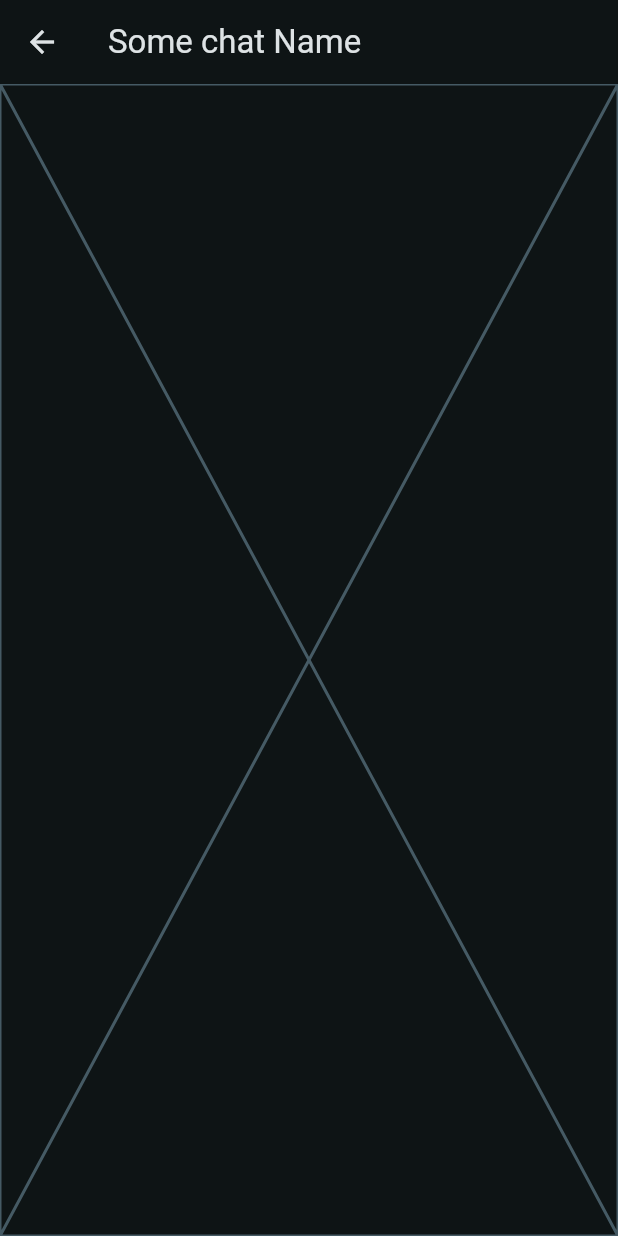
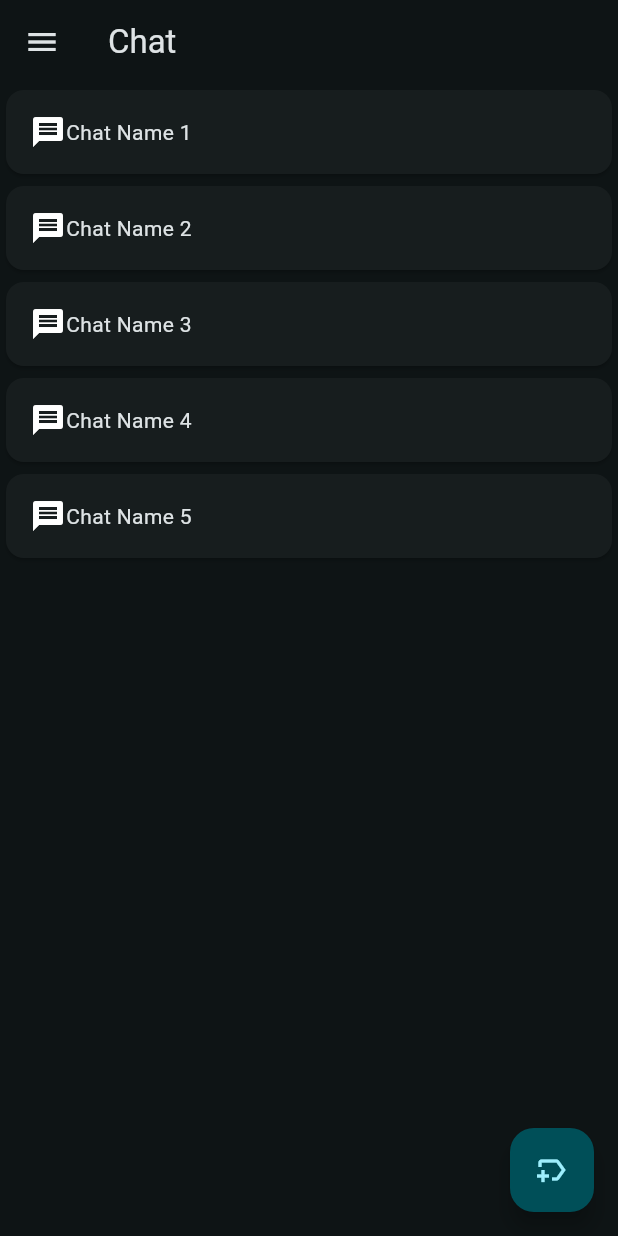
Before and after one commit to q-13t/Apatit, a Flutter app: the screen it shows after launch, on a phone screen of 412 x 824 dp. Run offline on Flutter 3.47's test engine with Material 3 defaults, Android fonts, the phone set to English and light mode, and no system bars.

Commit message:
REF: Naming & structure

```diff
--- a/lib/MainPage/MainPageController.dart
+++ /dev/null
@@ -1,73 +0,0 @@
-import 'package:apatite/MainPage/components/Chat/ChatsController.dart';
-import 'package:apatite/MainPage/components/ControlDrawer.dart';
-import 'package:apatite/utils/Enums.dart';
-import 'package:apatite/utils/Models.dart';
-import 'package:flutter/material.dart';
-
-class MainPageController extends StatefulWidget {
-  const MainPageController({super.key});
-
-  @override
-  State<MainPageController> createState() => _MainPageControllerState();
-}
-
-class _MainPageControllerState extends State<MainPageController> {
-  Pages selectedPage = Pages.chat;
-  final _scaffoldKey = GlobalKey<ScaffoldState>();
-  var chat_data;
-
-  setChatData(chat) {
-    setState(() {
-      chat_data = chat;
-    });
-  }
-
-  changePage(Pages page) {
-    setState(() {
-      selectedPage = page;
-    });
-  }
-
-  getCurrentPage() {
-    switch (selectedPage) {
-      case Pages.chats:
-        return ChatsController(
-          setChatData: setChatData,
-          changePage: changePage,
-        );
-
-      default:
-        return const Placeholder();
-    }
-  }
-
-  @override
-  Widget build(BuildContext context) {
-    return selectedPage == Pages.chat
-        ? Scaffold(
-          key: _scaffoldKey,
-          appBar: AppBar(
-            title: const Text('Some chat Name'),
-            leading: IconButton(
-              onPressed: () => changePage(Pages.chats),
-              icon: Icon(Icons.arrow_back),
-            ),
-          ),
-          body: Placeholder(),
-        )
-        : Scaffold(
-          key: _scaffoldKey,
-          appBar: AppBar(title: const Text('Flutter Demo Home Page')),
-          drawer: ControlDrawer(
-            changePage: changePage,
-            scaffoldKey: _scaffoldKey,
-          ),
-          body: Center(child: getCurrentPage()),
-          floatingActionButton: FloatingActionButton(
-            onPressed: () => changePage(Pages.chats),
-            tooltip: 'Increment',
-            child: const Icon(Icons.new_label_outlined),
-          ),
-        );
-  }
-}
--- /dev/null
+++ b/lib/MainPage/components/Chat/chats_list.dart
@@ -0,0 +1,36 @@
+import 'package:apatite/MainPage/components/Chat/chat_head.dart';
+import 'package:apatite/utils/models.dart';
+import 'package:flutter/material.dart';
+
+class ChatsList extends StatefulWidget {
+  final Function selectChat;
+
+  const ChatsList({super.key, required this.selectChat});
+
+  @override
+  _ChatsListState createState() => _ChatsListState();
+}
+
+class _ChatsListState extends State<ChatsList> {
+  // TODO: Implement Networking chat request
+  var chats = [
+    ChatHeadModel(1, "Chat Name 1"),
+    ChatHeadModel(2, "Chat Name 2"),
+    ChatHeadModel(3, "Chat Name 3"),
+    ChatHeadModel(4, "Chat Name 4"),
+    ChatHeadModel(5, "Chat Name 5"),
+  ];
+
+  @override
+  Widget build(BuildContext context) {
+    return ListView(
+      children: <Widget>[
+        for (var ch in chats)
+          GestureDetector(
+            onTap: () => widget.selectChat(ch),
+            child: Card(child: ChatHead(chat: ch)),
+          ),
+      ],
+    );
+  }
+}
--- a/lib/MainPage/components/ControlDrawer.dart
+++ b/lib/MainPage/components/control_drawer.dart
@@ -1,4 +1,4 @@
-import 'package:apatite/utils/Enums.dart' show Pages;
+import 'package:apatite/utils/enums.dart' show Pages;
 import 'package:flutter/material.dart';
 
 class ControlDrawer extends StatefulWidget {
--- /dev/null
+++ b/lib/MainPage/main_page_controller.dart
@@ -0,0 +1,90 @@
+import 'package:apatite/MainPage/components/Chat/chat_view.dart';
+import 'package:apatite/MainPage/components/Chat/chats_list.dart';
+import 'package:apatite/MainPage/components/control_drawer.dart';
+import 'package:apatite/utils/enums.dart';
+import 'package:flutter/material.dart';
+
+class MainPageController extends StatefulWidget {
+  const MainPageController({super.key});
+
+  @override
+  State<MainPageController> createState() => _MainPageControllerState();
+}
+
+class _MainPageControllerState extends State<MainPageController> {
+  Pages selectedPage = Pages.chats;
+  final _scaffoldKey = GlobalKey<ScaffoldState>();
+  var chatData;
+
+  setChatData(chat) {
+    setState(() {
+      chatData = chat;
+      selectedPage = Pages.chat;
+    });
+  }
+
+  changePage(Pages page) {
+    setState(() {
+      selectedPage = page;
+    });
+  }
+
+  getCurrentPage() {
+    switch (selectedPage) {
+      case Pages.chat:
+        return ChatView(changePage: changePage, chatData: chatData);
+      case Pages.chats:
+        return Scaffold(
+          key: _scaffoldKey,
+          appBar: AppBar(title: const Text('Chat')),
+          drawer: ControlDrawer(
+            changePage: changePage,
+            scaffoldKey: _scaffoldKey,
+          ),
+          body: Center(child: ChatsList(selectChat: setChatData)),
+          floatingActionButton: FloatingActionButton(
+            onPressed: () => changePage(Pages.chats),
+            tooltip: 'Increment',
+            child: const Icon(Icons.new_label_outlined),
+          ),
+        );
+
+      case Pages.profile:
+        return Scaffold(
+          key: _scaffoldKey,
+          appBar: AppBar(title: const Text('Profile')),
+          drawer: ControlDrawer(
+            changePage: changePage,
+            scaffoldKey: _scaffoldKey,
+          ),
+          body: Center(child: Placeholder()), //TODO: Specify settings page
+          floatingActionButton: FloatingActionButton(
+            onPressed: () => changePage(Pages.chats),
+            tooltip: 'Increment',
+            child: const Icon(Icons.new_label_outlined),
+          ),
+        );
+
+      case Pages.settings:
+        return Scaffold(
+          key: _scaffoldKey,
+          appBar: AppBar(title: const Text('Setting')),
+          drawer: ControlDrawer(
+            changePage: changePage,
+            scaffoldKey: _scaffoldKey,
+          ),
+          body: Center(child: Placeholder()), //TODO: Specify settings page
+          floatingActionButton: FloatingActionButton(
+            onPressed: () => changePage(Pages.chats),
+            tooltip: 'Increment',
+            child: const Icon(Icons.new_label_outlined),
+          ),
+        );
+    }
+  }
+
+  @override
+  Widget build(BuildContext context) {
+    return getCurrentPage();
+  }
+}
--- a/lib/main.dart
+++ b/lib/main.dart
@@ -1,7 +1,7 @@
 import 'dart:developer';
 
-import 'package:apatite/MainPage/MainPageController.dart';
-import 'package:apatite/auth/AuthController.dart';
+import 'package:apatite/MainPage/main_page_controller.dart';
+import 'package:apatite/auth/auth_controller.dart';
 import 'package:flutter/material.dart';
 
 void main() {
```
Also changed, not shown: lib/MainPage/components/Chat/ChatsController.dart (deleted, +0 -47 lines), lib/MainPage/components/Chat/chat_head.dart (renamed from lib/MainPage/components/Chat/ChatHead.dart, +2 -9 lines), lib/MainPage/components/Chat/chat_view.dart (added, +30 -0 lines), lib/auth/auth_controller.dart (renamed from lib/auth/AuthController.dart).
